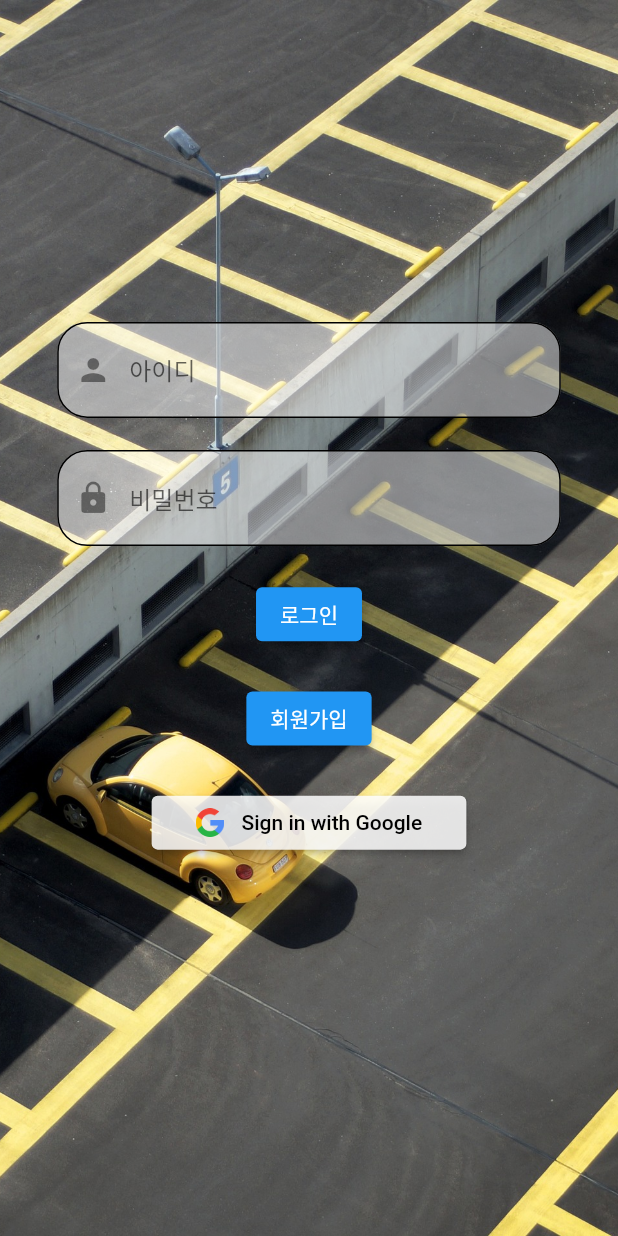
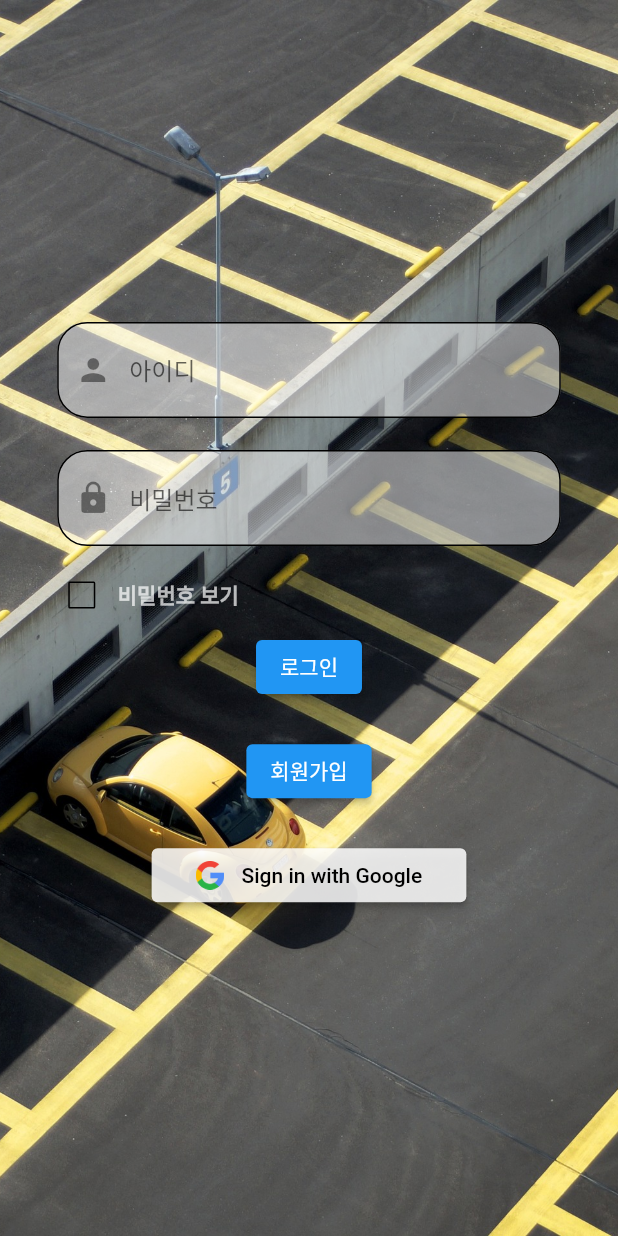
Before and after one commit to song011794/Car-Break, a Flutter app: the screen it shows after launch, on a phone screen of 412 x 824 dp. Run offline on Flutter 3.47's test engine with Material 2 defaults, Android fonts, the phone set to English and light mode, and no system bars; our stand-ins replace firebase_auth, firebase_core, flutter_dotenv, flutter_screenutil, freezed_annotation, geolocator and 3 more; accounts and stored records are empty; generated files the repository leaves out were written again.

Commit message:
feature : 로그인 비밀번호 보이기 기능 추가
1. 로그인 비밀번호 보이기 기능 추가

```diff
--- a/lib/controller/login_controller.dart
+++ b/lib/controller/login_controller.dart
@@ -6,6 +6,8 @@ import 'package:google_sign_in/google_sign_in.dart';
 class LoginController extends GetxController {
   final ValueNotifier<String> idValue = ValueNotifier<String>('');
   final ValueNotifier<String> passwordValue = ValueNotifier<String>('');
+
+  final RxBool isObscure = false.obs;
 
   void onSignIn(GlobalKey<FormState> formKey) async {
     if (formKey.currentState!.validate()) {
--- a/lib/screen/login_screen.dart
+++ b/lib/screen/login_screen.dart
@@ -15,7 +15,7 @@ class LoginScreen extends StatelessWidget {
   /// ValueNotifier<String> listenableValue : 데이터 저장 변수 </br>
   /// bool isPassword : 패스워드 여부 </br>
   Widget textInputFiled(ValueNotifier<String> listenableValue,
-      {bool isPassword = false}) {
+      {bool isPassword = false, bool isObscure = false}) {
     return ValueListenableBuilder(
         valueListenable: listenableValue,
         builder: (context, value, child) {
@@ -26,11 +26,12 @@ class LoginScreen extends StatelessWidget {
                 keyboardType: isPassword ? null : TextInputType.emailAddress,
                 initialValue: value,
                 onChanged: (value) => listenableValue.value = value,
-                obscureText: isPassword,
+                obscureText: isPassword && !isObscure,
                 validator: (value) => isPassword
                     ? value.validatePassword()
                     : value.validateEmail(),
                 decoration: InputDecoration(
+                  errorStyle: TextStyle(fontSize: 30.sp),
                   prefixIcon: isPassword
                       ? const Icon(Icons.lock)
                       : const Icon(Icons.person),
@@ -102,7 +103,9 @@ class LoginScreen extends StatelessWidget {
                     'lib/images/login_bg.png',
                   ),
                   fit: BoxFit.cover)),
-          child: Form(
+          child: Column(
+            children: [
+              Form(
                 key: _formKey,
                 child: Column(children: [
                   SizedBox(
@@ -112,15 +115,54 @@ class LoginScreen extends StatelessWidget {
                   SizedBox(
                     height: 50.h,
                   ),
-              textInputFiled(controller.passwordValue, isPassword: true),
+                  Obx(() => textInputFiled(controller.passwordValue,
+                      isPassword: true, isObscure: controller.isObscure.value)),
+                ]),
+              ),
               SizedBox(
-                height: 50.h,
+                height: 20.h,
+              ),
+              Obx(() => Container(
+                        padding: EdgeInsets.only(left: 80.w),
+                        child: Row(
+                          children: [
+                            Checkbox(
+                              side: MaterialStateBorderSide.resolveWith(
+                                (states) => const BorderSide(
+                                    width: 1.0, color: Colors.black),
+                              ),
+                              activeColor: Colors.transparent,
+                              checkColor: Colors.black,
+                              value: controller.isObscure.value,
+                              onChanged: (value) => controller.isObscure(value),
+                            ),
+                            Text(
+                              'view_passwod'.tr,
+                              style: const TextStyle(
+                                  color: Colors.white70,
+                                  fontWeight: FontWeight.bold),
+                            )
+                          ],
+                        ),
+                      )
+                  //   CheckboxMenuButton(
+
+                  //       style: ButtonStyle(
+
+                  //       value: controller.isObscure.value,
+                  //       onChanged: (value) => controller.isObscure(value),
+                  //       child: Text(
+                  //         'view_passwod'.tr,
+                  //         style: TextStyle(
+                  //             color: Colors.white70, fontWeight: FontWeight.bold),
+                  //       )),
+                  // ),
                   ),
               ElevatedButton(
                   onPressed: () {
                     controller.onSignIn(_formKey);
                   },
-                  child: Text('로그인')),
+                  child: Text('sing_in'.tr)),
               SizedBox(
                 height: 50.h,
               ),
@@ -133,7 +175,7 @@ class LoginScreen extends StatelessWidget {
                 height: 50.h,
               ),
               socialLoginButton(controller.signInWithGoogle)
-            ]),
+            ],
           ),
         ));
   }
--- a/lib/util/translations.dart
+++ b/lib/util/translations.dart
@@ -5,14 +5,15 @@ class Messages extends Translations {
   Map<String, Map<String, String>> get keys => {
         'ko_KR': {
           'id': '아이디',
-          'password' : '비밀번호',
-          'please_enter_your_email' : '이메일을 입력하세요',
-          'please_enter_your_password' : '비밀번호를 입력하세요',
+          'password': '비밀번호',
+          'please_enter_your_email': '이메일을 입력하세요',
+          'please_enter_your_password': '비밀번호를 입력하세요',
+          'Invalid_email_format': '잘못된 이메일 형식입니다.',
+          'Invalid_password_format': '특수문자, 대소문자, 숫자 포함 8자 이상 15자 이내로 입력하세요.',
 
-          'Invalid_email_format' : '잘못된 이메일 형식입니다.',
-          'Invalid_password_format' : '특수문자, 대소문자, 숫자 포함 8자 이상 15자 이내로 입력하세요.',
-
-          'sing_out' : '로그아웃'
+          'sing_out': '로그아웃',
+          'sing_in': '로그인',
+          'view_passwod' : '비밀번호 보기',
         },
         'de_DE': {
           'hello': 'Hallo Welt',
```
Also changed, not shown: 1 other file. Lines whose indentation alone changed are shown as unchanged.
